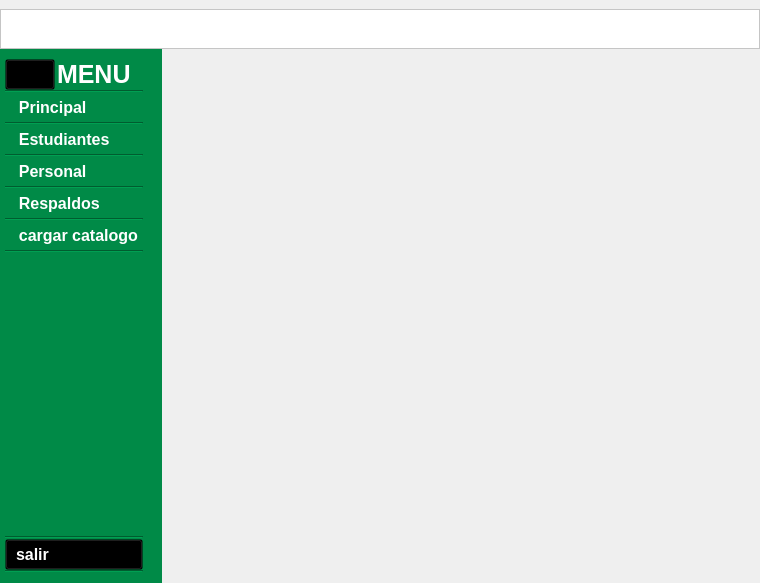
Above: recursos_graficos_y_logicos/elementos_graficos_ui/pantalla_principal.ui from Enmanuel-86/TELA-APP before the change. Below: the same form after it.
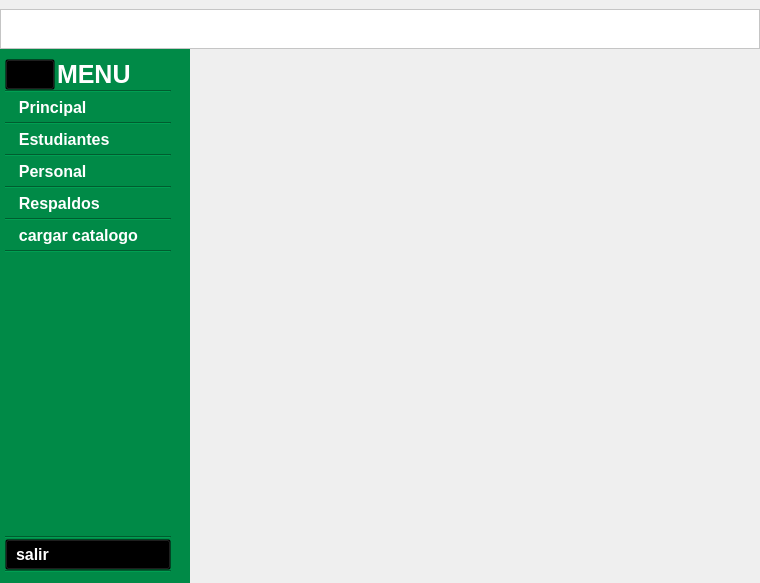
That is the form after the change. Icons and pictures are not drawn.

Commit message: Acomodando la distribucion horizontal

Patch:
```diff
--- a/recursos_graficos_y_logicos/elementos_graficos_ui/pantalla_principal.ui
+++ b/recursos_graficos_y_logicos/elementos_graficos_ui/pantalla_principal.ui
@@ -30,7 +30,7 @@
     <property name="spacing">
      <number>0</number>
     </property>
-    <item row="1" column="0" alignment="Qt::AlignLeft">
+    <item row="1" column="0">
      <widget class="QScrollArea" name="area_scroll_side_bar">
       <property name="maximumSize">
        <size>
@@ -81,7 +81,7 @@
         <property name="bottomMargin">
          <number>0</number>
         </property>
-        <item alignment="Qt::AlignHCenter">
+        <item>
          <widget class="QFrame" name="side_bar">
           <property name="styleSheet">
            <string notr="true">QFrame{
```
The commit also changes 1 other file.
